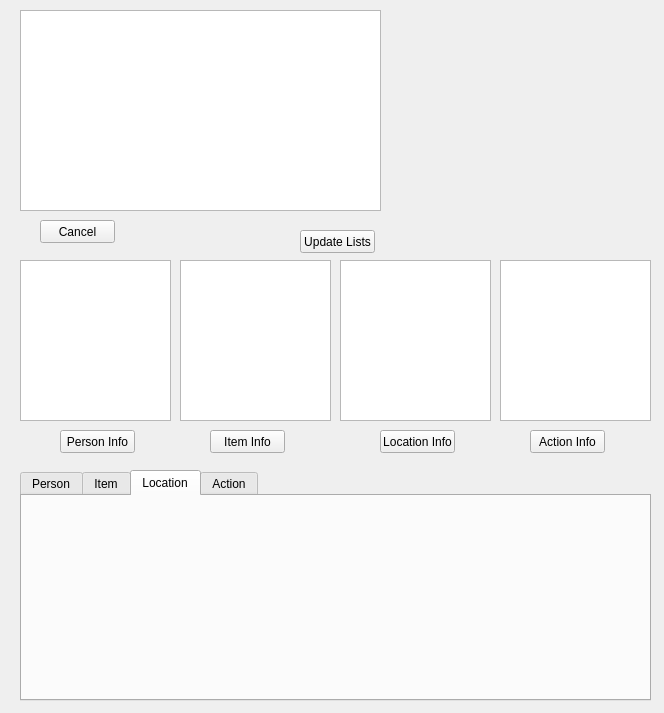
This is Jan2014/form.ui in nschudlo/Jan2014 as Qt 5 draws it before an edit. The edited form follows.
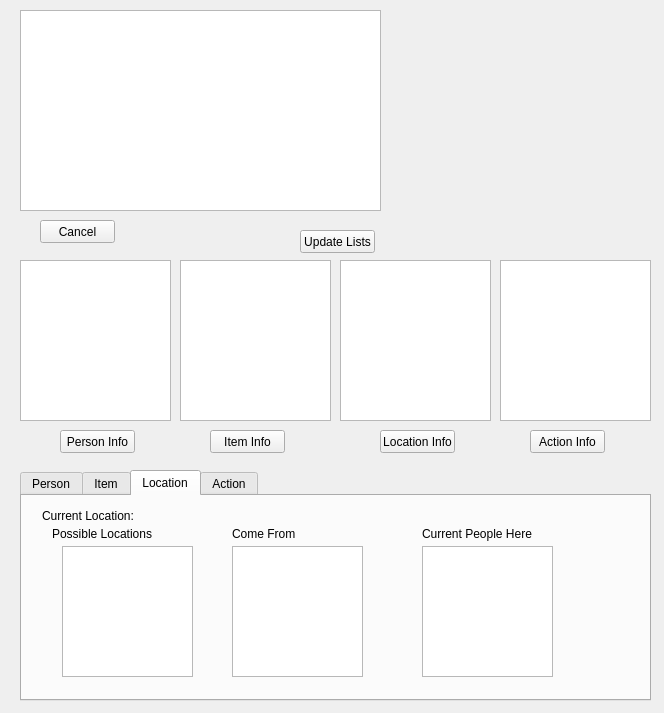
This is the edited form. The open tabs and pages were chosen to show the change.

Commit message:
Added Location Info Tab
Added lists of locations to go to, come from, and people at the location
Added vector of people currently at the location

What changed in the file:
```diff
--- a/Jan2014/form.ui
+++ b/Jan2014/form.ui
@@ -548,6 +548,88 @@
     <attribute name="title">
      <string>Location</string>
     </attribute>
+    <widget class="QListWidget" name="listLocationsGoTo">
+     <property name="geometry">
+      <rect>
+       <x>40</x>
+       <y>50</y>
+       <width>131</width>
+       <height>131</height>
+      </rect>
+     </property>
+    </widget>
+    <widget class="QLabel" name="labelLocationCurrent">
+     <property name="geometry">
+      <rect>
+       <x>20</x>
+       <y>10</y>
+       <width>191</width>
+       <height>20</height>
+      </rect>
+     </property>
+     <property name="text">
+      <string>Current Location:</string>
+     </property>
+    </widget>
+    <widget class="QLabel" name="label_9">
+     <property name="geometry">
+      <rect>
+       <x>30</x>
+       <y>30</y>
+       <width>101</width>
+       <height>16</height>
+      </rect>
+     </property>
+     <property name="text">
+      <string>Possible Locations</string>
+     </property>
+    </widget>
+    <widget class="QListWidget" name="listLocationsComeFrom">
+     <property name="geometry">
+      <rect>
+       <x>210</x>
+       <y>50</y>
+       <width>131</width>
+       <height>131</height>
+      </rect>
+     </property>
+    </widget>
+    <widget class="QLabel" name="label_10">
+     <property name="geometry">
+      <rect>
+       <x>210</x>
+       <y>30</y>
+       <width>101</width>
+       <height>16</height>
+      </rect>
+     </property>
+     <property name="text">
+      <string>Come From</string>
+     </property>
+    </widget>
+    <widget class="QListWidget" name="listLocationsPeople">
+     <property name="geometry">
+      <rect>
+       <x>400</x>
+       <y>50</y>
+       <width>131</width>
+       <height>131</height>
+      </rect>
+     </property>
+    </widget>
+    <widget class="QLabel" name="label_11">
+     <property name="geometry">
+      <rect>
+       <x>400</x>
+       <y>30</y>
+       <width>111</width>
+       <height>16</height>
+      </rect>
+     </property>
+     <property name="text">
+      <string>Current People Here</string>
+     </property>
+    </widget>
    </widget>
    <widget class="QWidget" name="tabAction">
     <attribute name="title">
```
Left out of the diff: 2 changed lines with no effect on the pictures. The commit also changes 7 other files.
